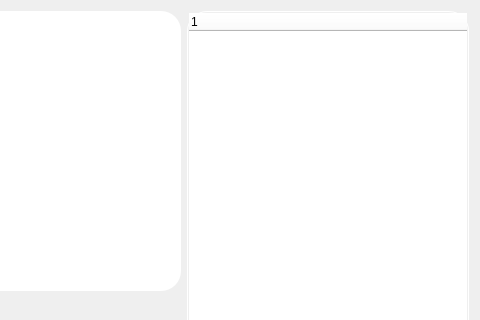
Qt form Qt-IM/group.ui (XiaoZheng2003/BIT-QT-IM) before a commit; both pictures show x 299 to 779 and y 0 to 320 of the 779 by 662 pixel window.
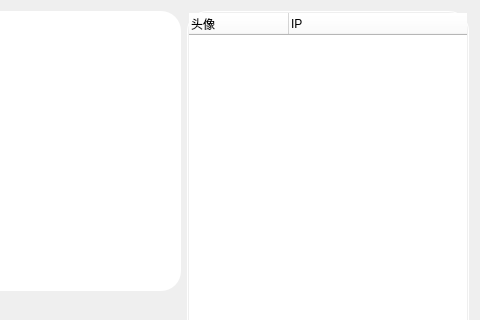
The same form after that commit. Icons and pictures are not drawn.

Diff of the .ui file:
```diff
--- a/Qt-IM/group.ui
+++ b/Qt-IM/group.ui
@@ -239,7 +239,12 @@
        </property>
        <column>
         <property name="text">
-         <string notr="true">1</string>
+         <string notr="true">头像</string>
+        </property>
+       </column>
+       <column>
+        <property name="text">
+         <string>IP</string>
         </property>
        </column>
       </widget>
```
